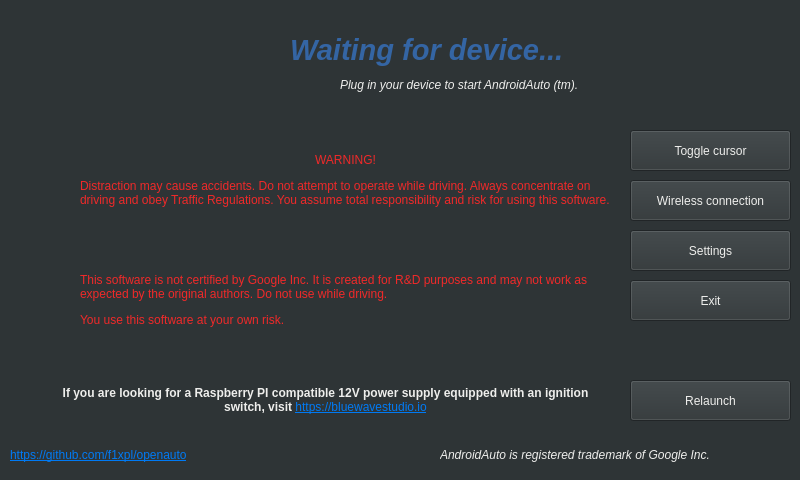
Above: src/autoapp/UI/mainwindow.ui from NyAntsaA/openauto before the change. Below: the same form after it.
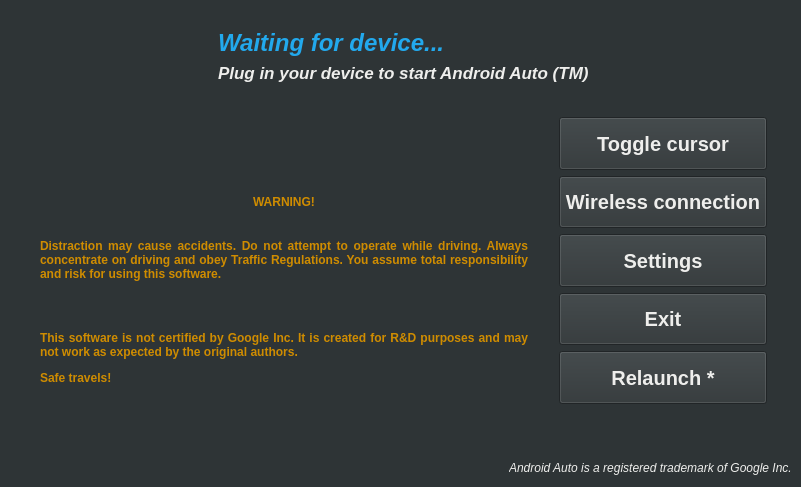
That is the form after the change. Icons and pictures are not drawn.

Commit message:
Changes in main window UI layout
 - remove ad text
 - bold up texts
 - reduce font size to adapt to all Qt versions
 - reduce warning font size from 18 to 9
 - add Qt auto layout for different screen sizes

What changed in the file:
```diff
--- a/src/autoapp/UI/mainwindow.ui
+++ b/src/autoapp/UI/mainwindow.ui
@@ -6,8 +6,8 @@
    <rect>
     <x>0</x>
     <y>0</y>
-    <width>800</width>
-    <height>480</height>
+    <width>801</width>
+    <height>487</height>
    </rect>
   </property>
   <property name="windowTitle">
@@ -18,247 +18,424 @@
 color: rgb(238, 238, 236);</string>
   </property>
   <widget class="QWidget" name="centralwidget">
-   <widget class="QLabel" name="labelWaitingForDevice">
-    <property name="geometry">
-     <rect>
-      <x>290</x>
-      <y>30</y>
-      <width>281</width>
-      <height>41</height>
-     </rect>
-    </property>
-    <property name="text">
-     <string>&lt;html&gt;&lt;head/&gt;&lt;body&gt;&lt;p&gt;&lt;span style=&quot; font-size:22pt; font-weight:600; font-style:italic; color:#3465a4;&quot;&gt;Waiting for device...&lt;/span&gt;&lt;/p&gt;&lt;/body&gt;&lt;/html&gt;</string>
-    </property>
-   </widget>
-   <widget class="QLabel" name="label">
-    <property name="geometry">
-     <rect>
-      <x>180</x>
-      <y>20</y>
-      <width>101</width>
-      <height>101</height>
-     </rect>
-    </property>
-    <property name="text">
-     <string>&lt;html&gt;&lt;head/&gt;&lt;body&gt;&lt;p&gt;&lt;img src=&quot;:/ico_androidauto.png&quot;/&gt;&lt;/p&gt;&lt;/body&gt;&lt;/html&gt;</string>
-    </property>
-   </widget>
-   <widget class="QPushButton" name="pushButtonSettings">
-    <property name="geometry">
-     <rect>
-      <x>630</x>
-      <y>230</y>
-      <width>161</width>
-      <height>41</height>
-     </rect>
-    </property>
-    <property name="text">
-     <string>Settings</string>
-    </property>
-    <property name="autoDefault">
-     <bool>false</bool>
-    </property>
-    <property name="default">
-     <bool>false</bool>
-    </property>
-   </widget>
-   <widget class="QPushButton" name="pushButtonExit">
-    <property name="geometry">
-     <rect>
-      <x>630</x>
-      <y>280</y>
-      <width>161</width>
-      <height>41</height>
-     </rect>
-    </property>
-    <property name="text">
-     <string>Exit</string>
-    </property>
-    <property name="autoDefault">
-     <bool>false</bool>
-    </property>
-   </widget>
-   <widget class="QPushButton" name="pushButtonRelaunch">
-    <property name="geometry">
-     <rect>
-      <x>630</x>
-      <y>380</y>
-      <width>161</width>
-      <height>41</height>
-     </rect>
-    </property>
-    <property name="text">
-     <string>Relaunch</string>
-    </property>
-    <property name="autoDefault">
-     <bool>false</bool>
-    </property>
-   </widget>
-   <widget class="QLabel" name="labelPluginDeviceText">
-    <property name="geometry">
-     <rect>
-      <x>340</x>
-      <y>70</y>
-      <width>301</width>
-      <height>31</height>
-     </rect>
-    </property>
-    <property name="text">
-     <string>&lt;html&gt;&lt;head/&gt;&lt;body&gt;&lt;p&gt;&lt;span style=&quot; font-style:italic; color:#eeeeec;&quot;&gt;Plug in your device to start AndroidAuto (tm).&lt;/span&gt;&lt;/p&gt;&lt;/body&gt;&lt;/html&gt;</string>
-    </property>
-   </widget>
-   <widget class="QLabel" name="labelProjectHomePage">
-    <property name="geometry">
-     <rect>
-      <x>10</x>
-      <y>440</y>
-      <width>271</width>
-      <height>31</height>
-     </rect>
-    </property>
-    <property name="text">
-     <string>&lt;html&gt;&lt;head/&gt;&lt;body&gt;&lt;p&gt;&lt;a href=&quot;https://github.com/f1xpl/openauto&quot;&gt;&lt;span style=&quot; text-decoration: underline; color:#007af4;&quot;&gt;https://github.com/f1xpl/openauto&lt;/span&gt;&lt;/a&gt;&lt;/p&gt;&lt;/body&gt;&lt;/html&gt;</string>
-    </property>
-   </widget>
-   <widget class="QLabel" name="labelDistractionWarningIcon">
-    <property name="geometry">
-     <rect>
-      <x>30</x>
-      <y>170</y>
-      <width>31</width>
-      <height>41</height>
-     </rect>
-    </property>
-    <property name="text">
-     <string>&lt;html&gt;&lt;head/&gt;&lt;body&gt;&lt;p&gt;&lt;img src=&quot;:/ico_warning.png&quot;/&gt;&lt;/p&gt;&lt;/body&gt;&lt;/html&gt;</string>
-    </property>
-   </widget>
-   <widget class="QLabel" name="labelDistractionWarning">
-    <property name="geometry">
-     <rect>
-      <x>80</x>
-      <y>130</y>
-      <width>531</width>
-      <height>101</height>
-     </rect>
-    </property>
-    <property name="text">
-     <string>&lt;html&gt;&lt;head/&gt;&lt;body&gt;&lt;p align=&quot;center&quot;&gt;&lt;span style=&quot; color:#ef2929;&quot;&gt;WARNING!&lt;/span&gt;&lt;/p&gt;&lt;p&gt;&lt;span style=&quot; color:#ef2929;&quot;&gt;Distraction may cause accidents. Do not attempt to operate while driving. Always concentrate on driving and obey Traffic Regulations. You assume total responsibility and risk for using this software.&lt;/span&gt;&lt;/p&gt;&lt;/body&gt;&lt;/html&gt;</string>
-    </property>
-    <property name="wordWrap">
-     <bool>true</bool>
-    </property>
-   </widget>
-   <widget class="QLabel" name="labelCertificationWarning">
-    <property name="geometry">
-     <rect>
-      <x>80</x>
-      <y>240</y>
-      <width>531</width>
-      <height>121</height>
-     </rect>
-    </property>
-    <property name="text">
-     <string>&lt;html&gt;&lt;head/&gt;&lt;body&gt;&lt;p&gt;&lt;span style=&quot; color:#ef2929;&quot;&gt;This software is not certified by Google Inc. It is created for R&amp;amp;D purposes and may not work as expected by the original authors. Do not use while driving.&lt;/span&gt;&lt;/p&gt;&lt;p&gt;&lt;span style=&quot; color:#ef2929;&quot;&gt;You use this software at your own risk.&lt;/span&gt;&lt;/p&gt;&lt;/body&gt;&lt;/html&gt;</string>
-    </property>
-    <property name="wordWrap">
-     <bool>true</bool>
-    </property>
-   </widget>
-   <widget class="QLabel" name="labelCertificationWarningIcon">
-    <property name="geometry">
-     <rect>
-      <x>30</x>
-      <y>270</y>
-      <width>31</width>
-      <height>41</height>
-     </rect>
-    </property>
-    <property name="text">
-     <string>&lt;html&gt;&lt;head/&gt;&lt;body&gt;&lt;p&gt;&lt;img src=&quot;:/ico_warning.png&quot;/&gt;&lt;/p&gt;&lt;/body&gt;&lt;/html&gt;</string>
-    </property>
-   </widget>
-   <widget class="QLabel" name="labelCopyrightsInfoIcon">
-    <property name="geometry">
-     <rect>
-      <x>410</x>
-      <y>440</y>
-      <width>21</width>
-      <height>31</height>
-     </rect>
-    </property>
-    <property name="text">
-     <string>&lt;html&gt;&lt;head/&gt;&lt;body&gt;&lt;p&gt;&lt;img src=&quot;:/ico_info.png&quot;/&gt;&lt;/p&gt;&lt;/body&gt;&lt;/html&gt;</string>
-    </property>
-   </widget>
-   <widget class="QLabel" name="labelTrademark">
-    <property name="geometry">
-     <rect>
-      <x>440</x>
-      <y>440</y>
-      <width>351</width>
-      <height>31</height>
-     </rect>
-    </property>
-    <property name="text">
-     <string>&lt;html&gt;&lt;head/&gt;&lt;body&gt;&lt;p&gt;&lt;span style=&quot; font-style:italic;&quot;&gt;AndroidAuto is registered trademark of Google Inc.&lt;/span&gt;&lt;/p&gt;&lt;/body&gt;&lt;/html&gt;</string>
-    </property>
-   </widget>
-   <widget class="QPushButton" name="pushButtonToggleCursor">
-    <property name="geometry">
-     <rect>
-      <x>630</x>
-      <y>130</y>
-      <width>161</width>
-      <height>41</height>
-     </rect>
-    </property>
-    <property name="text">
-     <string>Toggle cursor</string>
-    </property>
-    <property name="autoDefault">
-     <bool>false</bool>
-    </property>
-    <property name="default">
-     <bool>false</bool>
-    </property>
-   </widget>
-   <widget class="QPushButton" name="pushButtonWirelessConnection">
-    <property name="geometry">
-     <rect>
-      <x>630</x>
-      <y>180</y>
-      <width>161</width>
-      <height>41</height>
-     </rect>
-    </property>
-    <property name="text">
-     <string>Wireless connection</string>
-    </property>
-    <property name="autoDefault">
-     <bool>false</bool>
-    </property>
-    <property name="default">
-     <bool>false</bool>
-    </property>
-   </widget>
-   <widget class="QLabel" name="label_2">
-    <property name="geometry">
-     <rect>
-      <x>50</x>
-      <y>370</y>
-      <width>551</width>
-      <height>61</height>
-     </rect>
-    </property>
-    <property name="text">
-     <string>&lt;html&gt;&lt;head/&gt;&lt;body&gt;&lt;p align=&quot;center&quot;&gt;&lt;span style=&quot; font-weight:600;&quot;&gt;If you are looking for a Raspberry PI compatible 12V power supply equipped with an ignition switch, visit &lt;/span&gt;&lt;a href=&quot;https://bluewavestudio.io/&quot;&gt;&lt;span style=&quot; text-decoration: underline; color:#007af4;&quot;&gt;https://bluewavestudio.io&lt;/span&gt;&lt;/a&gt;&lt;/p&gt;&lt;/body&gt;&lt;/html&gt;</string>
-    </property>
-    <property name="wordWrap">
-     <bool>true</bool>
-    </property>
-   </widget>
+   <layout class="QVBoxLayout" name="verticalLayout">
+    <item>
+     <spacer name="verticalSpacer_3">
+      <property name="orientation">
+       <enum>Qt::Vertical</enum>
+      </property>
+      <property name="sizeType">
+       <enum>QSizePolicy::Preferred</enum>
+      </property>
+      <property name="sizeHint" stdset="0">
+       <size>
+        <width>20</width>
+        <height>20</height>
+       </size>
+      </property>
+     </spacer>
+    </item>
+    <item>
+     <layout class="QGridLayout" name="headerGridLayout">
+      <item row="0" column="2">
+       <widget class="QLabel" name="labelWaitingForDevice">
+        <property name="sizePolicy">
+         <sizepolicy hsizetype="MinimumExpanding" vsizetype="Preferred">
+          <horstretch>0</horstretch>
+          <verstretch>0</verstretch>
+         </sizepolicy>
+        </property>
+        <property name="font">
+         <font>
+          <pointsize>15</pointsize>
+         </font>
+        </property>
+        <property name="text">
+         <string>&lt;html&gt;&lt;head/&gt;&lt;body&gt;&lt;p&gt;&lt;span style=&quot; font-size:18pt; font-weight:600; font-style:italic; color:#22a9ed;&quot;&gt;Waiting for device...&lt;/span&gt;&lt;/p&gt;&lt;/body&gt;&lt;/html&gt;</string>
+        </property>
+       </widget>
+      </item>
+      <item row="0" column="0">
+       <spacer name="horizontalSpacer">
+        <property name="orientation">
+         <enum>Qt::Horizontal</enum>
+        </property>
+        <property name="sizeType">
+         <enum>QSizePolicy::MinimumExpanding</enum>
+        </property>
+        <property name="sizeHint" stdset="0">
+         <size>
+          <width>40</width>
+          <height>20</height>
+         </size>
+        </property>
+       </spacer>
+      </item>
+      <item row="0" column="1" rowspan="2">
+       <widget class="QLabel" name="label">
+        <property name="sizePolicy">
+         <sizepolicy hsizetype="Preferred" vsizetype="Preferred">
+          <horstretch>0</horstretch>
+          <verstretch>0</verstretch>
+         </sizepolicy>
+        </property>
+        <property name="minimumSize">
+         <size>
+          <width>0</width>
+          <height>0</height>
+         </size>
+        </property>
+        <property name="text">
+         <string>&lt;html&gt;&lt;head/&gt;&lt;body&gt;&lt;p&gt;&lt;img src=&quot;:/ico_androidauto.png&quot;/&gt;&lt;/p&gt;&lt;/body&gt;&lt;/html&gt;</string>
+        </property>
+        <property name="alignment">
+         <set>Qt::AlignCenter</set>
+        </property>
+       </widget>
+      </item>
+      <item row="1" column="2">
+       <widget class="QLabel" name="labelPluginDeviceText">
+        <property name="sizePolicy">
+         <sizepolicy hsizetype="MinimumExpanding" vsizetype="Preferred">
+          <horstretch>0</horstretch>
+          <verstretch>0</verstretch>
+         </sizepolicy>
+        </property>
+        <property name="font">
+         <font>
+          <pointsize>13</pointsize>
+         </font>
+        </property>
+        <property name="text">
+         <string>&lt;html&gt;&lt;head/&gt;&lt;body&gt;&lt;p&gt;&lt;span style=&quot; font-weight:600; font-style:italic; color:#eeeeec;&quot;&gt;Plug in your device to start Android Auto (TM)&lt;/span&gt;&lt;/p&gt;&lt;/body&gt;&lt;/html&gt;</string>
+        </property>
+       </widget>
+      </item>
+      <item row="0" column="3">
+       <spacer name="horizontalSpacer_2">
+        <property name="orientation">
+         <enum>Qt::Horizontal</enum>
+        </property>
+        <property name="sizeType">
+         <enum>QSizePolicy::MinimumExpanding</enum>
+        </property>
+        <property name="sizeHint" stdset="0">
+         <size>
+          <width>40</width>
+          <height>20</height>
+         </size>
+        </property>
+       </spacer>
+      </item>
+     </layout>
+    </item>
+    <item>
+     <spacer name="verticalSpacer">
+      <property name="orientation">
+       <enum>Qt::Vertical</enum>
+      </property>
+      <property name="sizeType">
+       <enum>QSizePolicy::Preferred</enum>
+      </property>
+      <property name="sizeHint" stdset="0">
+       <size>
+        <width>20</width>
+        <height>28</height>
+       </size>
+      </property>
+     </spacer>
+    </item>
+    <item>
+     <layout class="QHBoxLayout" name="bodyHorizontalLayout" stretch="10,0,4,0">
+      <item>
+       <layout class="QGridLayout" name="warningsGridLayout" columnstretch="0,1">
+        <property name="leftMargin">
+         <number>25</number>
+        </property>
+        <item row="1" column="0">
+         <widget class="QLabel" name="labelDistractionWarningIcon">
+          <property name="sizePolicy">
+           <sizepolicy hsizetype="Minimum" vsizetype="Preferred">
+            <horstretch>0</horstretch>
+            <verstretch>0</verstretch>
+           </sizepolicy>
+          </property>
+          <property name="text">
+           <string>&lt;html&gt;&lt;head/&gt;&lt;body&gt;&lt;p&gt;&lt;img src=&quot;:/ico_warning.png&quot;/&gt;&lt;/p&gt;&lt;/body&gt;&lt;/html&gt;</string>
+          </property>
+         </widget>
+        </item>
+        <item row="2" column="0">
+         <widget class="QLabel" name="labelCertificationWarningIcon">
+          <property name="sizePolicy">
+           <sizepolicy hsizetype="Minimum" vsizetype="Preferred">
+            <horstretch>0</horstretch>
+            <verstretch>0</verstretch>
+           </sizepolicy>
+          </property>
+          <property name="text">
+           <string>&lt;html&gt;&lt;head/&gt;&lt;body&gt;&lt;p&gt;&lt;img src=&quot;:/ico_warning.png&quot;/&gt;&lt;/p&gt;&lt;/body&gt;&lt;/html&gt;</string>
+          </property>
+         </widget>
+        </item>
+        <item row="2" column="1">
+         <widget class="QLabel" name="labelCertificationWarning">
+          <property name="sizePolicy">
+           <sizepolicy hsizetype="Preferred" vsizetype="Preferred">
+            <horstretch>0</horstretch>
+            <verstretch>0</verstretch>
+           </sizepolicy>
+          </property>
+          <property name="text">
+           <string>&lt;html&gt;&lt;head/&gt;&lt;body&gt;&lt;p align=&quot;justify&quot;&gt;&lt;span style=&quot; font-size:9pt; font-weight:600; color:#cf8c00;&quot;&gt;This software is not certified by Google Inc. It is created for R&amp;amp;D purposes and may not work as expected by the original authors.&lt;/span&gt;&lt;/p&gt;&lt;p align=&quot;justify&quot;&gt;&lt;span style=&quot; font-size:9pt; font-weight:600; color:#cf8c00;&quot;&gt;Safe travels!&lt;/span&gt;&lt;/p&gt;&lt;/body&gt;&lt;/html&gt;</string>
+          </property>
+          <property name="wordWrap">
+           <bool>true</bool>
+          </property>
+         </widget>
+        </item>
+        <item row="1" column="1">
+         <widget class="QLabel" name="labelDistractionWarning">
+          <property name="sizePolicy">
+           <sizepolicy hsizetype="Preferred" vsizetype="Preferred">
+            <horstretch>0</horstretch>
+            <verstretch>0</verstretch>
+           </sizepolicy>
+          </property>
+          <property name="text">
+           <string>&lt;html&gt;&lt;head/&gt;&lt;body&gt;&lt;p align=&quot;justify&quot;&gt;&lt;span style=&quot; font-size:9pt; font-weight:600; color:#cf8c00;&quot;&gt;Distraction may cause accidents. Do not attempt to operate while driving. Always concentrate on driving and obey Traffic Regulations. You assume total responsibility and risk for using this software.&lt;/span&gt;&lt;/p&gt;&lt;/body&gt;&lt;/html&gt;</string>
+          </property>
+          <property name="wordWrap">
+           <bool>true</bool>
+          </property>
+         </widget>
+        </item>
+        <item row="0" column="1">
+         <widget class="QLabel" name="warningLabel">
+          <property name="text">
+           <string>&lt;html&gt;&lt;head/&gt;&lt;body&gt;&lt;p align=&quot;center&quot;&gt;&lt;span style=&quot; font-size:9pt; font-weight:600; color:#cf8c00;&quot;&gt;WARNING!&lt;/span&gt;&lt;/p&gt;&lt;/body&gt;&lt;/html&gt;</string>
+          </property>
+          <property name="alignment">
+           <set>Qt::AlignBottom|Qt::AlignLeading|Qt::AlignLeft</set>
+          </property>
+         </widget>
+        </item>
+       </layout>
+      </item>
+      <item>
+       <spacer name="hSpacerBody">
+        <property name="orientation">
+         <enum>Qt::Horizontal</enum>
+        </property>
+        <property name="sizeType">
+         <enum>QSizePolicy::Preferred</enum>
+        </property>
+        <property name="sizeHint" stdset="0">
+         <size>
+          <width>25</width>
+          <height>20</height>
+         </size>
+        </property>
+       </spacer>
+      </item>
+      <item>
+       <layout class="QVBoxLayout" name="buttonsVerticalLayout" stretch="0,0,0,0,0">
+        <item>
+         <widget class="QPushButton" name="pushButtonToggleCursor">
+          <property name="sizePolicy">
+           <sizepolicy hsizetype="Preferred" vsizetype="Expanding">
+            <horstretch>0</horstretch>
+            <verstretch>0</verstretch>
+           </sizepolicy>
+          </property>
+          <property name="font">
+           <font>
+            <pointsize>15</pointsize>
+            <weight>75</weight>
+            <bold>true</bold>
+            <strikeout>false</strikeout>
+           </font>
+          </property>
+          <property name="text">
+           <string>Toggle cursor</string>
+          </property>
+          <property name="autoDefault">
+           <bool>false</bool>
+          </property>
+          <property name="default">
+           <bool>false</bool>
+          </property>
+         </widget>
+        </item>
+        <item>
+         <widget class="QPushButton" name="pushButtonWirelessConnection">
+          <property name="sizePolicy">
+           <sizepolicy hsizetype="Preferred" vsizetype="Expanding">
+            <horstretch>0</horstretch>
+            <verstretch>0</verstretch>
+           </sizepolicy>
+          </property>
+          <property name="font">
+           <font>
+            <pointsize>15</pointsize>
+            <weight>75</weight>
+            <bold>true</bold>
+           </font>
+          </property>
+          <property name="text">
+           <string>Wireless connection</string>
+          </property>
+          <property name="autoDefault">
+           <bool>false</bool>
+          </property>
+          <property name="default">
+           <bool>false</bool>
+          </property>
+         </widget>
+        </item>
+        <item>
+         <widget class="QPushButton" name="pushButtonSettings">
+          <property name="sizePolicy">
+           <sizepolicy hsizetype="Preferred" vsizetype="Expanding">
+            <horstretch>0</horstretch>
+            <verstretch>0</verstretch>
+           </sizepolicy>
+          </property>
+          <property name="font">
+           <font>
+            <pointsize>15</pointsize>
+            <weight>75</weight>
+            <bold>true</bold>
+           </font>
+          </property>
+          <property name="text">
+           <string>Settings</string>
+          </property>
+          <property name="autoDefault">
+           <bool>false</bool>
+          </property>
+          <property name="default">
+           <bool>false</bool>
+          </property>
+         </widget>
+        </item>
+        <item>
+         <widget class="QPushButton" name="pushButtonExit">
+          <property name="sizePolicy">
+           <sizepolicy hsizetype="Preferred" vsizetype="Expanding">
+            <horstretch>0</horstretch>
+            <verstretch>0</verstretch>
+           </sizepolicy>
+          </property>
+          <property name="font">
+           <font>
+            <pointsize>15</pointsize>
+            <weight>75</weight>
+            <bold>true</bold>
+           </font>
+          </property>
+          <property name="text">
+           <string>Exit</string>
+          </property>
+          <property name="autoDefault">
+           <bool>false</bool>
+          </property>
+         </widget>
+        </item>
+        <item>
+         <widget class="QPushButton" name="pushButtonRelaunch">
+          <property name="sizePolicy">
+           <sizepolicy hsizetype="Preferred" vsizetype="Expanding">
+            <horstretch>0</horstretch>
+            <verstretch>0</verstretch>
+           </sizepolicy>
+          </property>
+          <property name="font">
+           <font>
+            <pointsize>15</pointsize>
+            <weight>75</weight>
+            <bold>true</bold>
+           </font>
+          </property>
+          <property name="text">
+           <string>Relaunch *</string>
+          </property>
+          <property name="autoDefault">
+           <bool>false</bool>
+          </property>
+         </widget>
+        </item>
+       </layout>
+      </item>
+      <item>
+       <spacer name="horizontalSpacer_3">
+        <property name="orientation">
+         <enum>Qt::Horizontal</enum>
+        </property>
+        <property name="sizeType">
+         <enum>QSizePolicy::Preferred</enum>
+        </property>
+        <property name="sizeHint" stdset="0">
+         <size>
+          <width>25</width>
+          <height>20</height>
+         </size>
+        </property>
+       </spacer>
+      </item>
+     </layout>
+    </item>
+    <item>
+     <spacer name="verticalSpacer_2">
+      <property name="orientation">
+       <enum>Qt::Vertical</enum>
+      </property>
+      <property name="sizeType">
+       <enum>QSizePolicy::Preferred</enum>
+      </property>
+      <property name="sizeHint" stdset="0">
+       <size>
+        <width>20</width>
+        <height>48</height>
+       </size>
+      </property>
+     </spacer>
+    </item>
+    <item>
+     <layout class="QHBoxLayout" name="footerHorizontalLayout">
+      <item>
+       <spacer name="hSpacerFooter">
+        <property name="orientation">
+         <enum>Qt::Horizontal</enum>
+        </property>
+        <property name="sizeHint" stdset="0">
+         <size>
+          <width>40</width>
+          <height>20</height>
+         </size>
+        </property>
+       </spacer>
+      </item>
+      <item>
+       <widget class="QLabel" name="labelCopyrightsInfoIcon">
+        <property name="text">
+         <string>&lt;html&gt;&lt;head/&gt;&lt;body&gt;&lt;p&gt;&lt;img src=&quot;:/ico_info.png&quot;/&gt;&lt;/p&gt;&lt;/body&gt;&lt;/html&gt;</string>
+        </property>
+        <property name="alignment">
+         <set>Qt::AlignRight|Qt::AlignTrailing|Qt::AlignVCenter</set>
+        </property>
+       </widget>
+      </item>
+      <item>
+       <widget class="QLabel" name="labelTrademark">
+        <property name="text">
+         <string>&lt;html&gt;&lt;head/&gt;&lt;body&gt;&lt;p&gt;&lt;span style=&quot; font-style:italic;&quot;&gt;Android Auto is a registered trademark of Google Inc.&lt;/span&gt;&lt;/p&gt;&lt;/body&gt;&lt;/html&gt;</string>
+        </property>
+       </widget>
+      </item>
+     </layout>
+    </item>
+   </layout>
   </widget>
  </widget>
  <tabstops>
```
